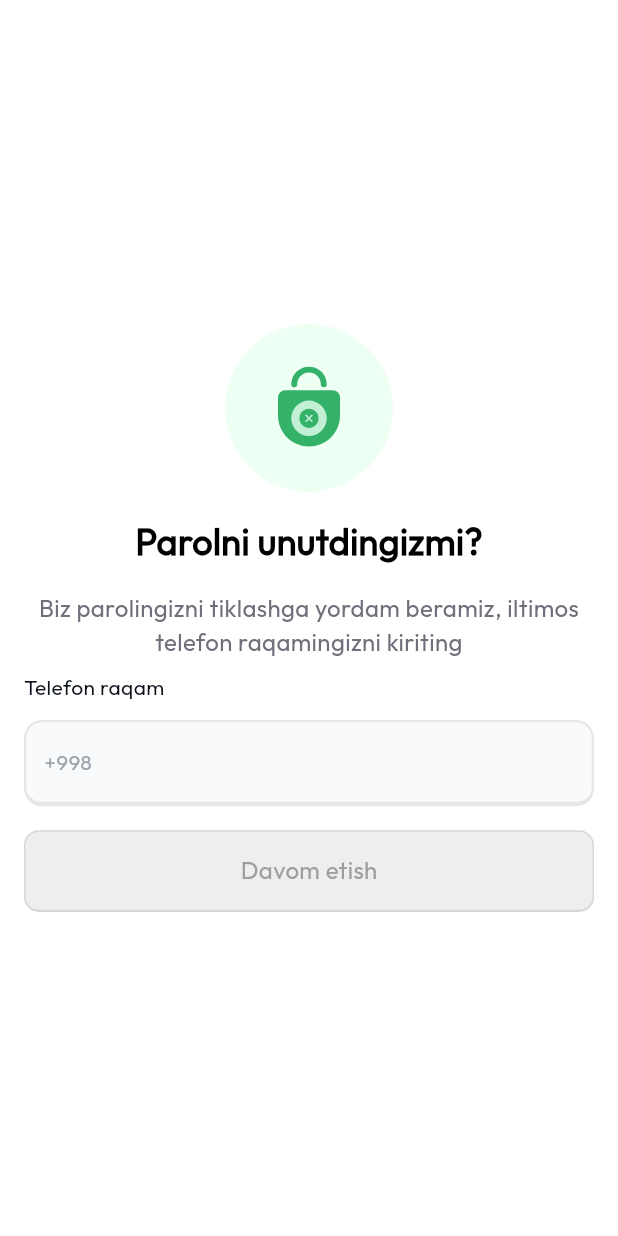
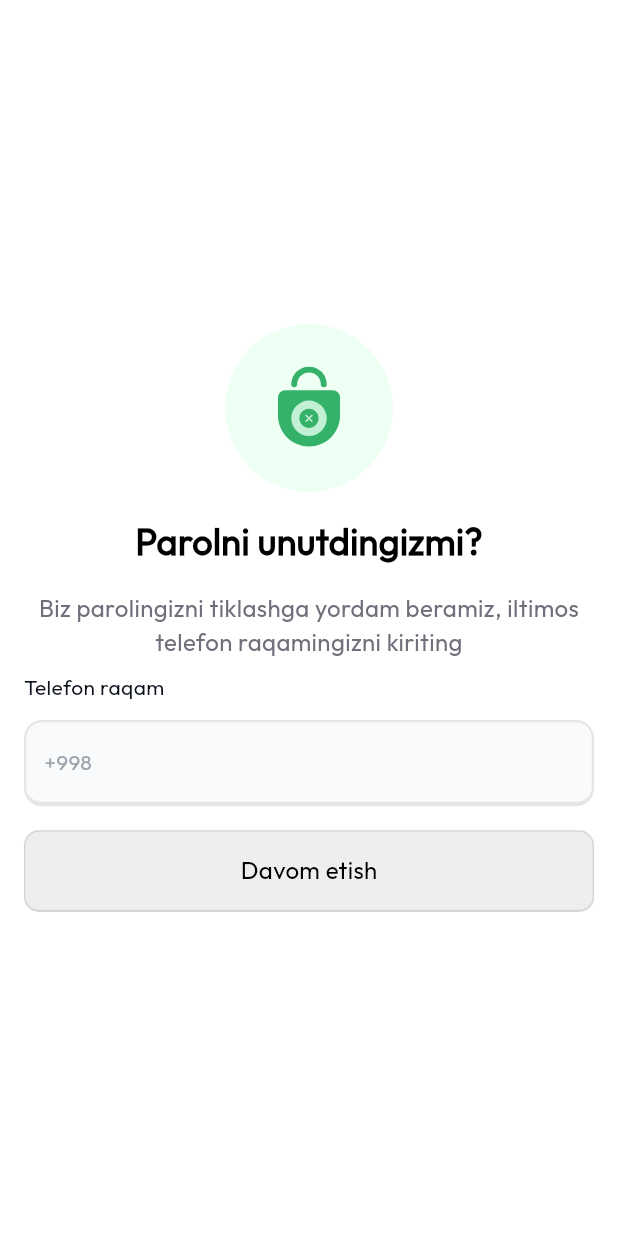
Before and after one commit to ahmadullo2023/FitratParent, a Flutter app: the ForgotPasswordScreen screen opened directly, on a phone screen of 412 x 824 dp. Run offline on Flutter 3.47's test engine with Material 3 defaults, Android fonts, the phone set to English and light mode, and no system bars; our stand-ins replace another_flushbar, badges, bloc, cached_network_image, carousel_slider, connectivity_plus and 27 more; missing offline and left inert: chuck_interceptor, chucker_flutter, talker_dio_logger; accounts and stored records are empty; generated files the repository leaves out were written again; project files that could hold a hidden picture were left out.

Commit message:
some change

```diff
--- a/lib/presentation/children/childern_page.dart
+++ b/lib/presentation/children/childern_page.dart
@@ -113,6 +113,7 @@ class _ChildernPageState extends State<ChildernPage> {
                       },
                       color: Color(0xFF35B26A),
                       subject: "Kimyo noldan",
+                      imageUrl: state.learningResponse!.first.phone,
                       name: state.learningResponse!.first.fullName.toString(),
                       percentage: state.learningResponse!.first.overallLearning!),
 
--- a/lib/presentation/home/widgets/item_courses.dart
+++ b/lib/presentation/home/widgets/item_courses.dart
@@ -131,8 +131,6 @@ class ItemCourses extends StatelessWidget {
     );
   }
 }
-
-
 
 class ItemCoursesShimmer extends StatelessWidget {
   const ItemCoursesShimmer({super.key});
@@ -375,10 +373,6 @@ class ItemCoursesShimmer extends StatelessWidget {
   }
 }
 
-
-
-
-
 // class ItemCoursesShimmer extends StatelessWidget {
 //   const ItemCoursesShimmer({super.key});
 //
--- a/lib/presentation/widgets/custom_button.dart
+++ b/lib/presentation/widgets/custom_button.dart
@@ -10,6 +10,7 @@ class CustomButton extends StatefulWidget {
   final Widget? child;
   final double height;
   final bool isEnabled;
+  final bool isEnabled2;
   final String? fontFamily;
 
   const CustomButton({
@@ -20,6 +21,7 @@ class CustomButton extends StatefulWidget {
     this.child,
     this.height = 52,
     this.isEnabled = true,
+    this.isEnabled2 = true,
     this.fontFamily,
   });
 
@@ -32,14 +34,14 @@ class _CustomButtonState extends State<CustomButton> {
 
   @override
   Widget build(BuildContext context) {
-    final textColor = widget.isEnabled
+    final textColor = (widget.isEnabled && widget.isEnabled2)
         ? Colors.white
-        : Colors.grey.shade500;
+        : Colors.black;
 
     return AnimatedContainer(
       duration: const Duration(milliseconds: 100),
       decoration: BoxDecoration(
-        gradient: widget.isEnabled
+        gradient: (widget.isEnabled && widget.isEnabled2)
             ? LinearGradient(
           colors: _isPressed
               ? [AppColors.emerald600, AppColors.emerald600]
@@ -55,25 +57,25 @@ class _CustomButtonState extends State<CustomButton> {
         borderRadius: BorderRadius.circular(10),
         border: Border(
           top: BorderSide(
-              color: widget.isEnabled
+              color: (widget.isEnabled && widget.isEnabled2)
                   ? AppColors.emerald600
                   : Colors.black.withValues(alpha: 0.1),
               width: widget.isEnabled ? 1.5 : 1),
           left: BorderSide(
-              color: widget.isEnabled
+              color: (widget.isEnabled && widget.isEnabled2)
                   ? AppColors.emerald600
                   : Colors.black.withValues(alpha: 0.1),
-              width: widget.isEnabled ? 1.5 : 1),
+              width: (widget.isEnabled && widget.isEnabled2) ? 1.5 : 1),
           right: BorderSide(
-              color: widget.isEnabled
+              color: (widget.isEnabled && widget.isEnabled2)
                   ? AppColors.emerald600
                   : Colors.black.withValues(alpha: 0.1),
               width: widget.isEnabled ? 1.5 : 1),
           bottom: BorderSide(
-              color: widget.isEnabled
+              color: (widget.isEnabled && widget.isEnabled2)
                   ? AppColors.emerald600
                   : Colors.black.withValues(alpha: 0.1),
-              width: widget.isEnabled
+              width: (widget.isEnabled && widget.isEnabled2)
                   ? (_isPressed ? 1.5 : 3)
                   : 1.5),
         ),
@@ -81,10 +83,10 @@ class _CustomButtonState extends State<CustomButton> {
       child: Material(
         color: Colors.transparent,
         child: InkWell(
-          onTapDown: widget.isEnabled ? (_) => setState(() => _isPressed = true) : null,
-          onTapUp: widget.isEnabled ? (_) => setState(() => _isPressed = false) : null,
-          onTapCancel: widget.isEnabled ? () => setState(() => _isPressed = false) : null,
-          onTap: widget.isEnabled ? widget.onPressed : null,
+          onTapDown: (widget.isEnabled || widget.isEnabled2) ? (_) => setState(() => _isPressed = true) : null,
+          onTapUp: (widget.isEnabled && widget.isEnabled2) ? (_) => setState(() => _isPressed = false) : null,
+          onTapCancel: (widget.isEnabled && widget.isEnabled2) ? () => setState(() => _isPressed = false) : null,
+          onTap: (widget.isEnabled) ? widget.onPressed : null,
           borderRadius: BorderRadius.circular(10),
           splashColor: Colors.transparent,
           highlightColor: Colors.transparent,
```
Also changed, not shown: lib/presentation/events/event_detail.dart (+60 -30 lines), lib/presentation/notification/notifications_screen.dart (+54 -8 lines). Lines whose indentation alone changed are shown as unchanged.
